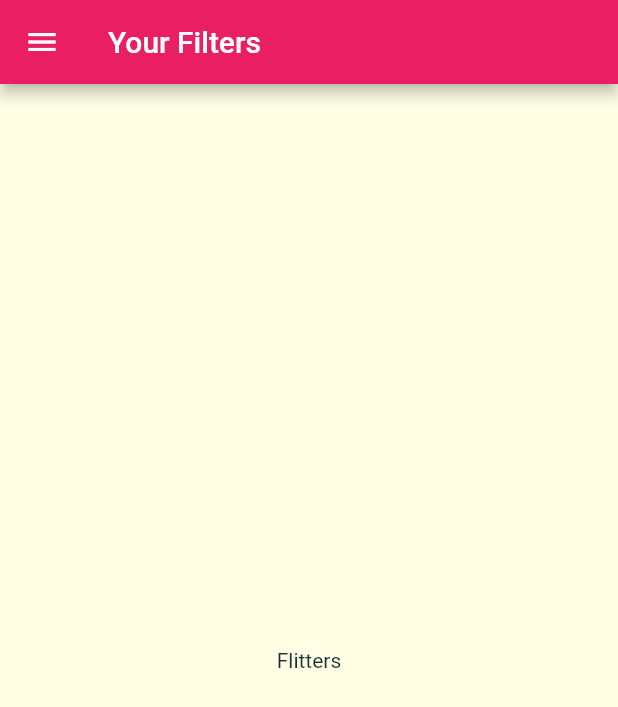
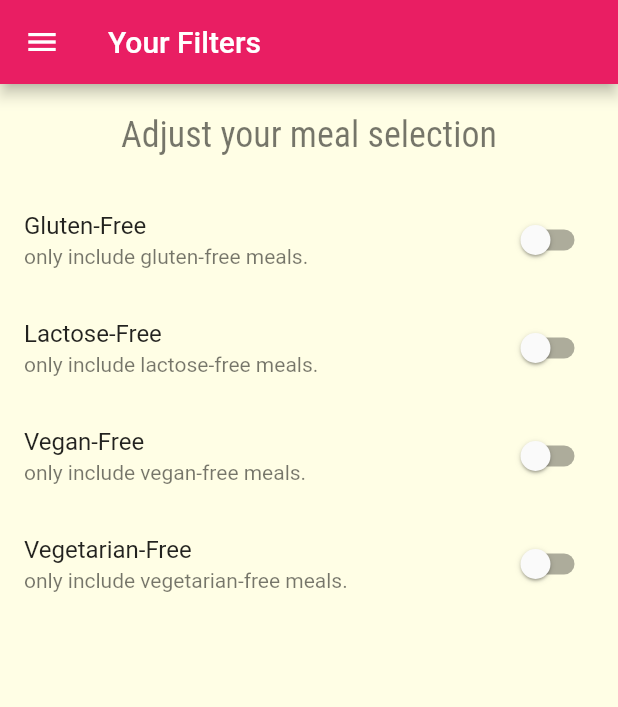
Before and after one commit to irisktaker/mealapp, a Flutter app: the FiltersScreen screen opened by its route, on a phone screen of 412 x 824 dp. Shown: the top 707 px of the screen. Run offline on Flutter 3.47's test engine with Material 2 defaults, Android fonts, the phone set to English and light mode, and no system bars.

Commit message:
fillter screen with switches

```diff
--- a/lib/screens/filters_screen.dart
+++ b/lib/screens/filters_screen.dart
@@ -1,10 +1,33 @@
 import 'package:flutter/material.dart';
 import '/widgets/main_drawer.dart';
 
-class FiltersScreen extends StatelessWidget {
+class FiltersScreen extends StatefulWidget {
   static const routeName = '/filters';
 
   const FiltersScreen({Key? key}) : super(key: key);
+
+  @override
+  State<FiltersScreen> createState() => _FiltersScreenState();
+}
+
+class _FiltersScreenState extends State<FiltersScreen> {
+  bool _glutenFree = false;
+  bool _lactoseFree = false;
+  bool _vegan = false;
+  bool _vegetarian = false;
+
+  Widget buildSwitchListTile(
+    String title,
+    String subTitle,
+    bool currentValue,
+    Function(bool) updateValue,
+  ) {
+    return SwitchListTile(
+        title: Text(title),
+        subtitle: Text(subTitle),
+        value: currentValue,
+        onChanged: updateValue);
+  }
 
   @override
   Widget build(BuildContext context) {
@@ -13,8 +36,62 @@ class FiltersScreen extends StatelessWidget {
         title: const Text("Your Filters"),
       ),
       drawer: const MainDrawer(),
-      body: Center(
-        child: Text("Flitters"),
+      body: Column(
+        children: [
+          Container(
+            padding: const EdgeInsets.all(20),
+            child: Text(
+              "Adjust your meal selection",
+              style: Theme.of(context).textTheme.caption,
+            ),
+          ),
+          Expanded(
+            child: ListView(
+              children: [
+                buildSwitchListTile(
+                  "Gluten-Free",
+                  "only include gluten-free meals.",
+                  _glutenFree,
+                  (value) {
+                    setState(() {
+                      _glutenFree = value;
+                    });
+                  },
+                ),
+                buildSwitchListTile(
+                  "Lactose-Free",
+                  "only include lactose-free meals.",
+                  _lactoseFree,
+                  (value) {
+                    setState(() {
+                      _lactoseFree = value;
+                    });
+                  },
+                ),
+                buildSwitchListTile(
+                  "Vegan-Free",
+                  "only include vegan-free meals.",
+                  _vegan,
+                  (value) {
+                    setState(() {
+                      _vegan = value;
+                    });
+                  },
+                ),
+                buildSwitchListTile(
+                  "Vegetarian-Free",
+                  "only include vegetarian-free meals.",
+                  _vegetarian,
+                  (value) {
+                    setState(() {
+                      _vegetarian = value;
+                    });
+                  },
+                ),
+              ],
+            ),
+          ),
+        ],
       ),
     );
   }
```
Also changed, not shown: pubspec.lock.
